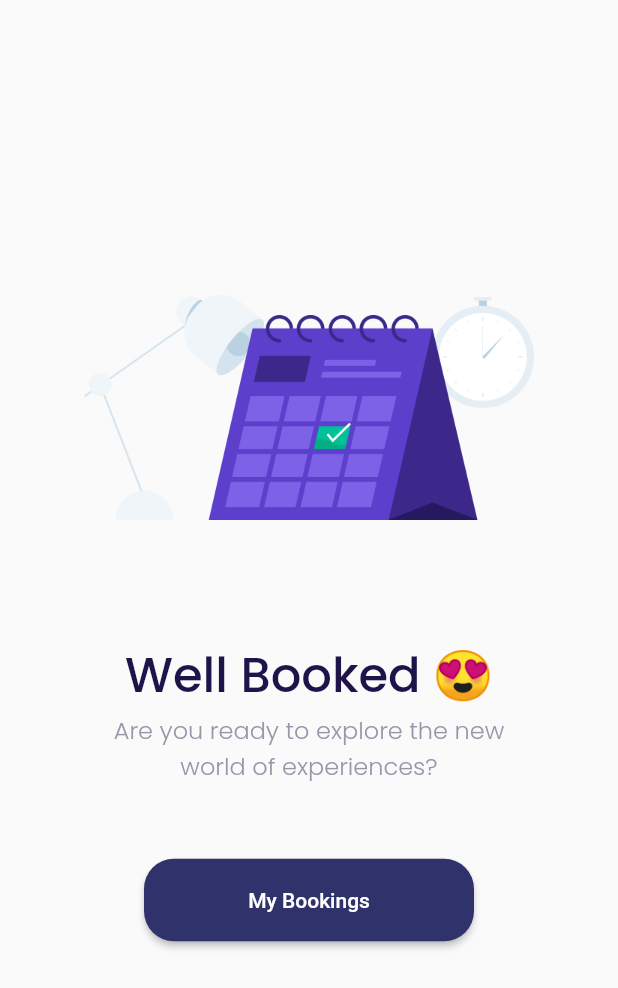
After one commit to fadillaoegi/Dil-Travel, a Flutter app: the SuccessCheckout screen opened by its route, on a phone screen of 412 x 824 dp. The commit adds this screen. Shown: the top 988 px of the screen. Run offline on Flutter 3.47's test engine with Material 2 defaults, Android fonts, the phone set to English and light mode, and no system bars; our stand-ins replace google_fonts.

Commit message:
Update successCheckout Page

```diff
--- a/lib/main.dart
+++ b/lib/main.dart
@@ -1,5 +1,8 @@
 import 'package:diltravel/pages/get_start.dart';
+import 'package:diltravel/pages/home_page.dart';
 import 'package:diltravel/pages/splash.dart';
+import 'package:diltravel/pages/success_checkout.dart';
+import 'package:diltravel/routes/routes.dart';
 import 'package:flutter/material.dart';
 
 void main() => runApp(const MainApp());
@@ -14,9 +17,16 @@ class MainApp extends StatefulWidget {
 class _MainAppState extends State<MainApp> {
   @override
   Widget build(BuildContext context) {
-    return const MaterialApp(
-        home: Scaffold(
-      body: Splash(),
-    ));
+    return MaterialApp(
+      // home: Scaffold(
+      //   body: Splash(),
+      // ),
+      initialRoute: DilTravelRoute.splash,
+      routes: {
+        DilTravelRoute.splash: (context) => const Splash(),
+        DilTravelRoute.home: (context) => const HomePage(),
+        DilTravelRoute.success: (context) => const SuccessCheckout(),
+      },
+    );
   }
 }
--- /dev/null
+++ b/lib/pages/success_checkout.dart
@@ -0,0 +1,45 @@
+import 'package:diltravel/styles/style.dart';
+import 'package:diltravel/widgets/button_widget.dart';
+import 'package:flutter/material.dart';
+
+class SuccessCheckout extends StatelessWidget {
+  const SuccessCheckout({Key? key}) : super(key: key);
+
+  @override
+  Widget build(BuildContext context) {
+    return Scaffold(
+      body: SizedBox(
+        width: MediaQuery.of(context).size.width,
+        height: MediaQuery.of(context).size.height,
+        child: Center(
+          child: Column(
+            mainAxisAlignment: MainAxisAlignment.center,
+            children: [
+              Image.asset(
+                "assets/img/image_success.png",
+                height: 150.0,
+                width: 300.0,
+              ),
+              const SizedBox(
+                height: 80.0,
+              ),
+              Text(
+                "Well Booked 😍",
+                style: tittleText.copyWith(fontSize: 32.0),
+              ),
+              Text(
+                "Are you ready to explore the new\nworld of experiences?",
+                style: descText.copyWith(fontSize: 16.0),
+                textAlign: TextAlign.center,
+              ),
+              const SizedBox(
+                height: 50.0,
+              ),
+              const ButtonDefault()
+            ],
+          ),
+        ),
+      ),
+    );
+  }
+}
--- a/lib/routes/routes.dart
+++ b/lib/routes/routes.dart
@@ -4,4 +4,5 @@ class DilTravelRoute {
   static String getstart = "$root/getstart";
   static String signup = "$root/signup";
   static String home = "$root/home";
+  static String success = "$root/success";
 }
--- a/lib/styles/style.dart
+++ b/lib/styles/style.dart
@@ -0,0 +1,15 @@
+import 'package:diltravel/styles/colors.dart';
+import 'package:flutter/material.dart';
+
+import 'package:flutter/cupertino.dart';
+import 'package:google_fonts/google_fonts.dart';
+
+final TextStyle tittleText = GoogleFonts.poppins(
+  color: ColorDilTravel.black,
+  fontWeight: FontWeight.w500,
+);
+
+final TextStyle descText = GoogleFonts.poppins(
+  color: ColorDilTravel.grey,
+  fontWeight: FontWeight.w300,
+);
--- /dev/null
+++ b/lib/widgets/button_widget.dart
@@ -0,0 +1,24 @@
+import 'package:diltravel/styles/colors.dart';
+import 'package:flutter/material.dart';
+
+class ButtonDefault extends StatelessWidget {
+  const ButtonDefault({Key? key}) : super(key: key);
+
+  @override
+  Widget build(BuildContext context) {
+    return Container(
+      // color: ColorDilTravel.primary,
+      decoration: BoxDecoration(borderRadius: BorderRadius.circular(20.0)),
+      height: 55.0,
+      width: 220.0,
+      child: ElevatedButton(
+        onPressed: () {},
+        child: Text("My Bookings"),
+        style: ElevatedButton.styleFrom(
+            primary: ColorDilTravel.primary,
+            shape: RoundedRectangleBorder(
+                borderRadius: BorderRadius.circular(20))),
+      ),
+    );
+  }
+}
--- a/pubspec.yaml
+++ b/pubspec.yaml
@@ -33,6 +33,7 @@ dependencies:
   # The following adds the Cupertino Icons font to your application.
   # Use with the CupertinoIcons class for iOS style icons.
   cupertino_icons: ^1.0.2
+  google_fonts: ^3.0.1
 
 dev_dependencies:
   flutter_test:
```
Also changed, not shown: pubspec.lock, 1 other file.
